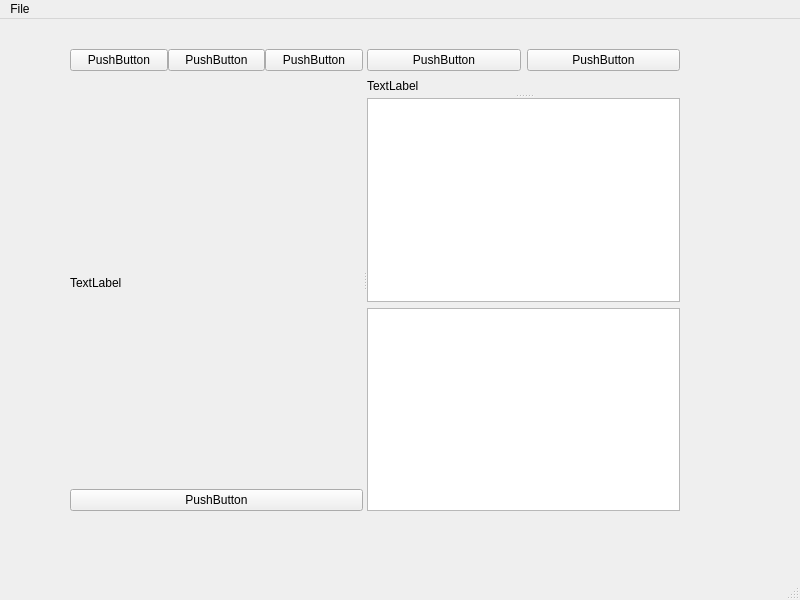
Qt form application/mainwindow.ui (kevinhartyanyi/BSC-Thesis) before a commit.
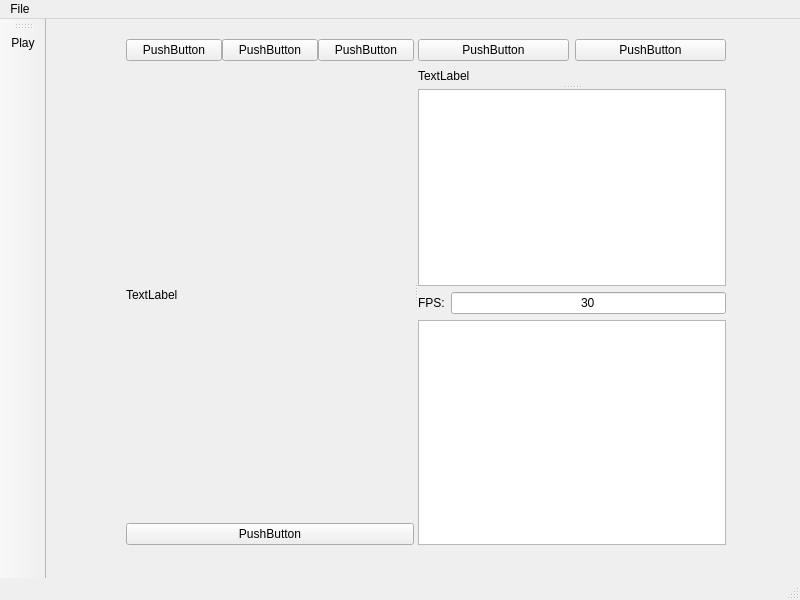
The same form after that commit.

```diff
--- a/application/mainwindow.ui
+++ b/application/mainwindow.ui
@@ -17,10 +17,10 @@
    <widget class="QSplitter" name="splitter_2">
     <property name="geometry">
      <rect>
-      <x>70</x>
-      <y>30</y>
-      <width>610</width>
-      <height>462</height>
+      <x>80</x>
+      <y>20</y>
+      <width>600</width>
+      <height>506</height>
      </rect>
     </property>
     <property name="orientation">
@@ -91,7 +91,7 @@
      <property name="orientation">
       <enum>Qt::Vertical</enum>
      </property>
-     <widget class="QWidget" name="layoutWidget">
+     <widget class="QWidget" name="">
       <layout class="QVBoxLayout" name="verticalLayout_2">
        <item>
         <layout class="QHBoxLayout" name="horizontalLayout">
@@ -113,6 +113,12 @@
        </item>
        <item>
         <widget class="QLabel" name="l_plot">
+         <property name="sizePolicy">
+          <sizepolicy hsizetype="Preferred" vsizetype="Expanding">
+           <horstretch>0</horstretch>
+           <verstretch>0</verstretch>
+          </sizepolicy>
+         </property>
          <property name="text">
           <string>TextLabel</string>
          </property>
@@ -120,13 +126,55 @@
        </item>
       </layout>
      </widget>
-     <widget class="QWidget" name="layoutWidget">
-      <layout class="QVBoxLayout" name="verticalLayout">
+     <widget class="QWidget" name="">
+      <layout class="QVBoxLayout" name="verticalLayout_3">
        <item>
-        <widget class="QListWidget" name="hyperparamteres"/>
+        <layout class="QVBoxLayout" name="verticalLayout">
+         <item>
+          <widget class="QListWidget" name="lw_hyperparamteres">
+           <property name="sizePolicy">
+            <sizepolicy hsizetype="Preferred" vsizetype="Preferred">
+             <horstretch>0</horstretch>
+             <verstretch>0</verstretch>
+            </sizepolicy>
+           </property>
+          </widget>
+         </item>
+         <item>
+          <layout class="QHBoxLayout" name="horizontalLayout_2">
+           <item>
+            <widget class="QLabel" name="l_fps">
+             <property name="text">
+              <string>FPS:</string>
+             </property>
+            </widget>
+           </item>
+           <item>
+            <widget class="QLineEdit" name="t_fps">
+             <property name="layoutDirection">
+              <enum>Qt::LeftToRight</enum>
+             </property>
+             <property name="text">
+              <string>30</string>
+             </property>
+             <property name="alignment">
+              <set>Qt::AlignCenter</set>
+             </property>
+            </widget>
+           </item>
+          </layout>
+         </item>
+        </layout>
        </item>
        <item>
-        <widget class="QListWidget" name="other"/>
+        <widget class="QListWidget" name="lw_other">
+         <property name="sizePolicy">
+          <sizepolicy hsizetype="Preferred" vsizetype="Preferred">
+           <horstretch>0</horstretch>
+           <verstretch>0</verstretch>
+          </sizepolicy>
+         </property>
+        </widget>
        </item>
       </layout>
      </widget>
@@ -150,6 +198,29 @@
    <addaction name="menuFile"/>
   </widget>
   <widget class="QStatusBar" name="statusbar"/>
+  <widget class="QToolBar" name="toolBar">
+   <property name="windowTitle">
+    <string>toolBar</string>
+   </property>
+   <attribute name="toolBarArea">
+    <enum>LeftToolBarArea</enum>
+   </attribute>
+   <attribute name="toolBarBreak">
+    <bool>false</bool>
+   </attribute>
+   <addaction name="actionPlay"/>
+  </widget>
+  <action name="actionPlay">
+   <property name="text">
+    <string>Play</string>
+   </property>
+   <property name="toolTip">
+    <string>&lt;html&gt;&lt;head/&gt;&lt;body&gt;&lt;p&gt;Play the selected video, or stop it.&lt;/p&gt;&lt;/body&gt;&lt;/html&gt;</string>
+   </property>
+   <property name="shortcut">
+    <string>Space</string>
+   </property>
+  </action>
  </widget>
  <resources/>
  <connections/>
```
